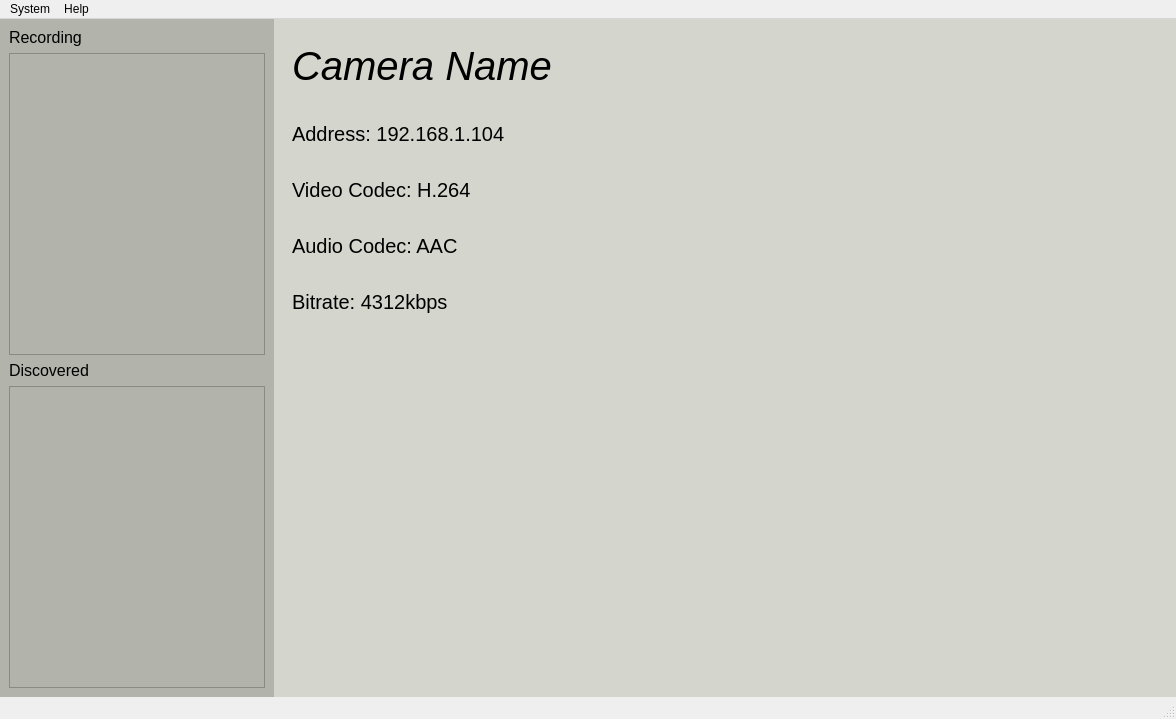
This is revere/source/mainwindow.ui in TroyDL/revere as Qt 5 draws it before an edit. The edited form follows.
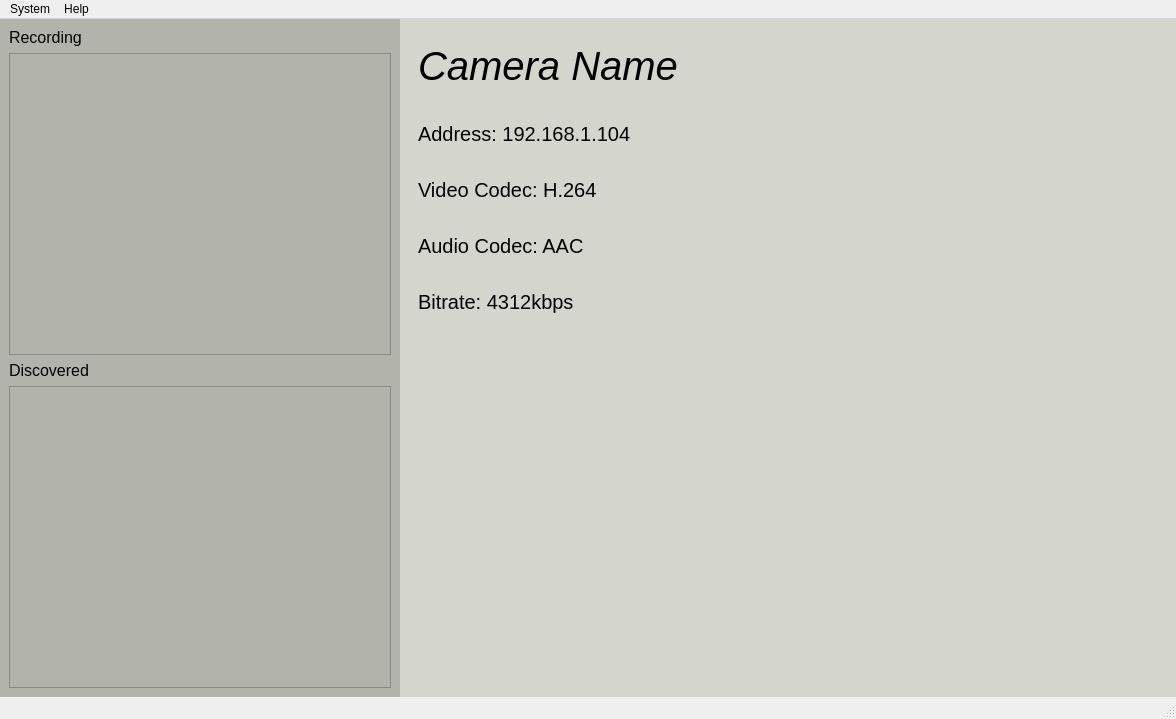
This is the edited form. Icons and pictures are not drawn.

Patch:
```diff
--- a/revere/source/mainwindow.ui
+++ b/revere/source/mainwindow.ui
@@ -61,17 +61,23 @@
        <item>
         <widget class="QWidget" name="widget_3" native="true">
          <property name="sizePolicy">
-          <sizepolicy hsizetype="Fixed" vsizetype="Expanding">
+          <sizepolicy hsizetype="MinimumExpanding" vsizetype="Expanding">
            <horstretch>0</horstretch>
            <verstretch>0</verstretch>
           </sizepolicy>
          </property>
          <property name="minimumSize">
           <size>
-           <width>75</width>
+           <width>400</width>
            <height>0</height>
           </size>
          </property>
+         <property name="maximumSize">
+          <size>
+           <width>400</width>
+           <height>16777215</height>
+          </size>
+         </property>
          <property name="styleSheet">
           <string notr="true">background-color: rgb(178, 179, 171);</string>
          </property>
```
